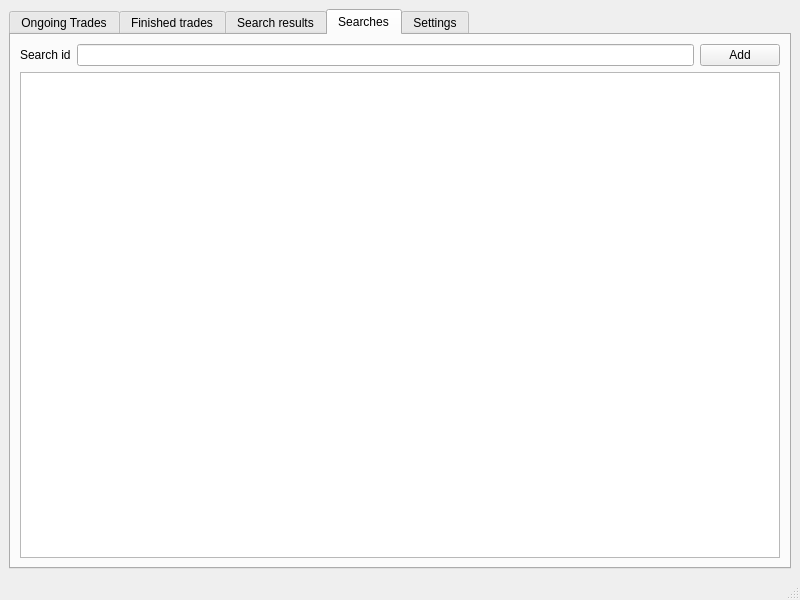
First picture: the form in mainwindow.ui, repository azais-corentin/StillSane, before the edit.
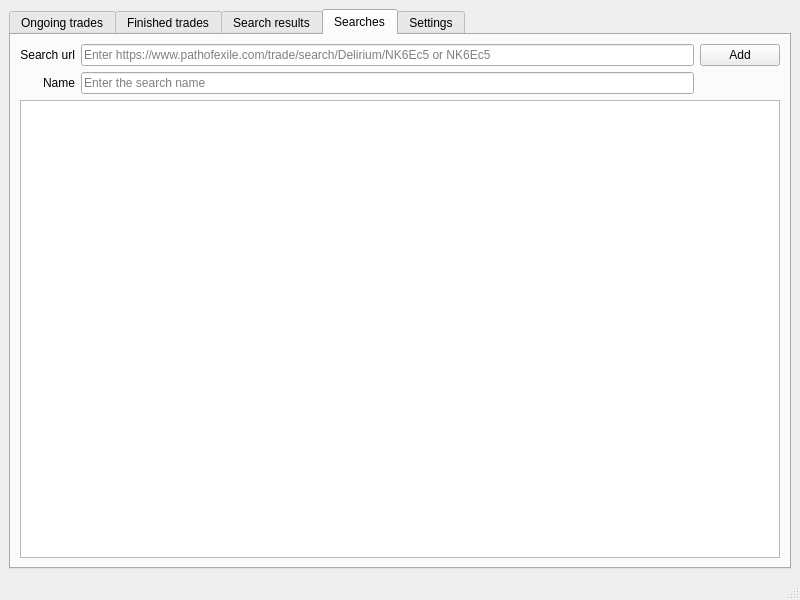
Second picture: the form after the edit.

Commit message: Restructure most of the application folders and add working basic Searches table model & view

What changed in the file:
```diff
--- a/mainwindow.ui
+++ b/mainwindow.ui
@@ -22,7 +22,7 @@
       </property>
       <widget class="QWidget" name="tabOngoingTrades">
        <attribute name="title">
-        <string>Ongoing Trades</string>
+        <string>Ongoing trades</string>
        </attribute>
       </widget>
       <widget class="QWidget" name="tabFinishedTrades">
@@ -40,6 +40,16 @@
         <string>Searches</string>
        </attribute>
        <layout class="QGridLayout" name="gridLayout_3">
+        <item row="0" column="0">
+         <widget class="QLabel" name="lSearchUrl">
+          <property name="text">
+           <string>Search url</string>
+          </property>
+          <property name="alignment">
+           <set>Qt::AlignRight|Qt::AlignTrailing|Qt::AlignVCenter</set>
+          </property>
+         </widget>
+        </item>
         <item row="0" column="2">
          <widget class="QPushButton" name="pushButton">
           <property name="text">
@@ -47,18 +57,51 @@
           </property>
          </widget>
         </item>
+        <item row="2" column="0" colspan="3">
+         <widget class="QTableView" name="tableSearches">
+          <property name="horizontalScrollBarPolicy">
+           <enum>Qt::ScrollBarAlwaysOff</enum>
+          </property>
+          <property name="editTriggers">
+           <set>QAbstractItemView::DoubleClicked</set>
+          </property>
+          <property name="tabKeyNavigation">
+           <bool>false</bool>
+          </property>
+          <property name="alternatingRowColors">
+           <bool>true</bool>
+          </property>
+          <property name="selectionMode">
+           <enum>QAbstractItemView::SingleSelection</enum>
+          </property>
+          <property name="selectionBehavior">
+           <enum>QAbstractItemView::SelectRows</enum>
+          </property>
+         </widget>
+        </item>
         <item row="0" column="1">
-         <widget class="QLineEdit" name="lineEdit"/>
+         <widget class="QLineEdit" name="eSearchUrl">
+          <property name="placeholderText">
+           <string>Enter https://www.pathofexile.com/trade/search/Delirium/NK6Ec5 or NK6Ec5</string>
+          </property>
+         </widget>
         </item>
-        <item row="0" column="0">
-         <widget class="QLabel" name="label">
+        <item row="1" column="0">
+         <widget class="QLabel" name="lSearchName">
           <property name="text">
-           <string>Search id</string>
+           <string>Name</string>
+          </property>
+          <property name="alignment">
+           <set>Qt::AlignRight|Qt::AlignTrailing|Qt::AlignVCenter</set>
           </property>
          </widget>
         </item>
-        <item row="1" column="0" colspan="3">
-         <widget class="QListView" name="listView"/>
+        <item row="1" column="1">
+         <widget class="QLineEdit" name="eSearchName">
+          <property name="placeholderText">
+           <string>Enter the search name</string>
+          </property>
+         </widget>
         </item>
        </layout>
       </widget>
```
Left out of the diff: 26 changed lines with no effect on the pictures. The commit also changes 19 other files.
